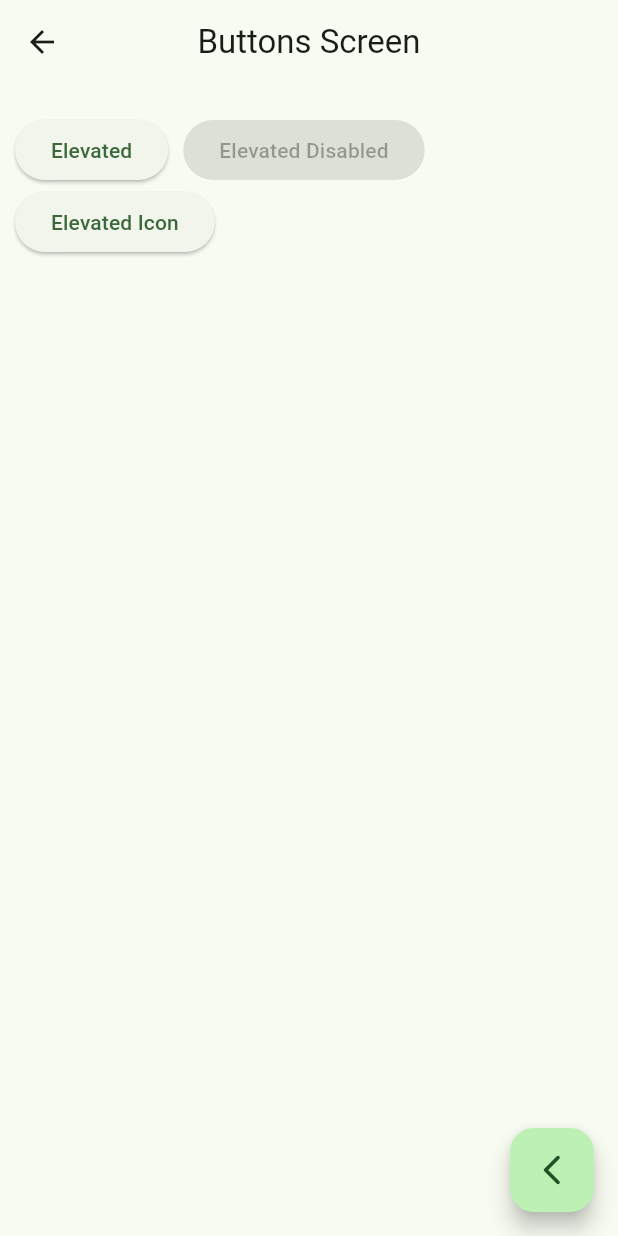
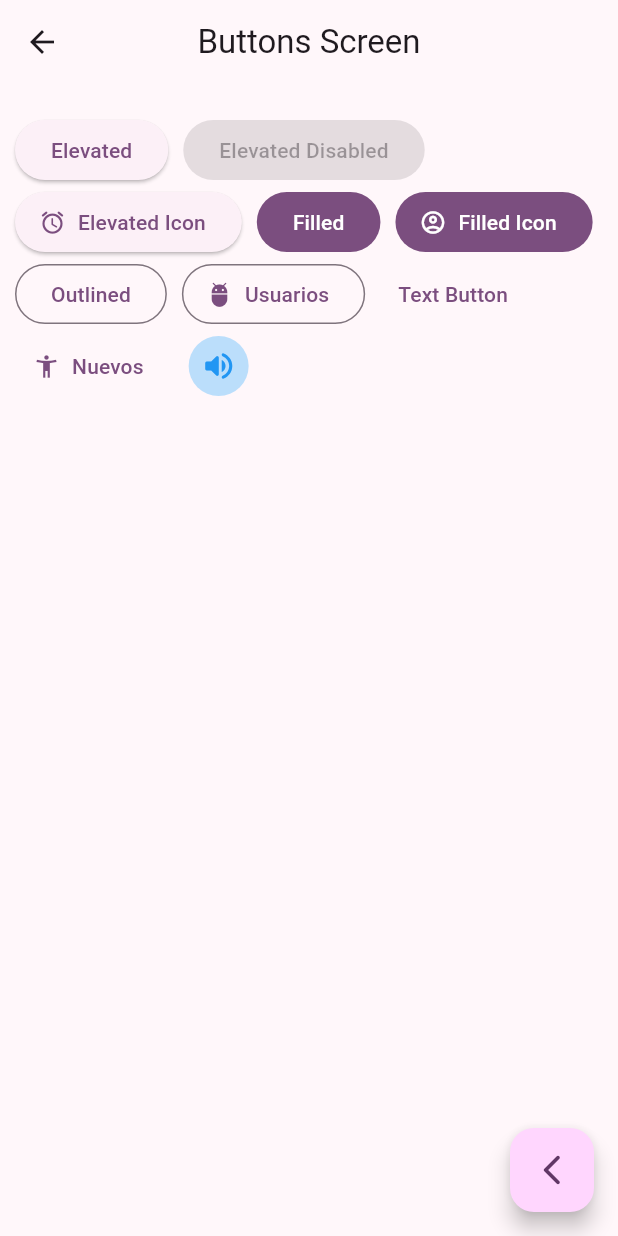
Before and after one commit to ruespe/Flutter, a Flutter app: the screen it shows after launch, after a tap on "Botones", on a phone screen of 412 x 824 dp. Run offline on Flutter 3.47's test engine with Material 3 defaults, Android fonts, the phone set to English and light mode, and no system bars; our stand-ins replace go_router.

Commit message:
Botones PreConfigurados

```diff
--- a/lib/main.dart
+++ b/lib/main.dart
@@ -15,7 +15,7 @@ class MainApp extends StatelessWidget {
     return MaterialApp.router(
       routerConfig: appRouter,
       debugShowCheckedModeBanner: false,
-      theme: AppTheme(selectedColor: 2).getTheme(),
+      theme: AppTheme(selectedColor: 4).getTheme(),
       );
     }
 }
--- a/lib/presentation/screens/buttons/buttons_screen.dart
+++ b/lib/presentation/screens/buttons/buttons_screen.dart
@@ -2,7 +2,6 @@ import 'package:flutter/material.dart';
 import 'package:go_router/go_router.dart';
 
 class ButtonsScreen extends StatelessWidget {
-
   static const name = 'buttons_screen';
 
   const ButtonsScreen({super.key});
@@ -10,12 +9,10 @@ class ButtonsScreen extends StatelessWidget {
   @override
   Widget build(BuildContext context) {
     return Scaffold(
-      appBar: AppBar(
-        title: const Text('Buttons Screen'),
-      ),
+      appBar: AppBar(title: const Text('Buttons Screen')),
       body: _ButtonsView(),
       floatingActionButton: FloatingActionButton(
-        child:  Icon(Icons.arrow_back_ios_new_rounded),
+        child: Icon(Icons.arrow_back_ios_new_rounded),
         onPressed: () {
           context.pop();
         },
@@ -25,19 +22,55 @@ class ButtonsScreen extends StatelessWidget {
 }
 
 class _ButtonsView extends StatelessWidget {
-  const _ButtonsView( );
+  const _ButtonsView();
 
   @override
   Widget build(BuildContext context) {
-    return Padding(
+    return SizedBox(
+      width: double.infinity,
+      child: Padding(
         padding: const EdgeInsets.symmetric(horizontal: 10, vertical: 20),
         child: Wrap(
           spacing: 10,
           children: [
             ElevatedButton(onPressed: () {}, child: const Text('Elevated')),
-          const ElevatedButton(onPressed: null, child: Text('Elevated Disabled')),
-          ElevatedButton.icon(onPressed: () {}, label: const Text('Elevated Icon'))
+            const ElevatedButton(
+              onPressed: null,
+              child: Text('Elevated Disabled'),
+            ),
+            ElevatedButton.icon(
+              onPressed: () {},
+              icon: const Icon(Icons.access_alarm_rounded),
+              label: const Text('Elevated Icon'),
+            ),
+            FilledButton(onPressed: () {}, child: const Text('Filled')),
+            FilledButton.icon(
+              onPressed: () {},
+              icon: const Icon(Icons.account_circle_outlined),
+              label: const Text('Filled Icon'),
+            ),
+            OutlinedButton(onPressed: () {}, child: const Text('Outlined')),
+            OutlinedButton.icon(
+              onPressed: () {},
+              icon: const Icon(Icons.adb_rounded),
+              label: const Text('Usuarios'),
+            ),
+            TextButton(onPressed: () {}, child: const Text('Text Button')),
+            TextButton.icon(
+              onPressed: () {},
+              icon: const Icon(Icons.accessibility_new),
+              label: const Text('Nuevos'),
+            ),
+            IconButton(
+              onPressed: () {},
+              icon: const Icon(Icons.volume_up_rounded),
+              style: ButtonStyle(
+                backgroundColor: WidgetStatePropertyAll(Colors.blue.shade100), // MaterialStateProperty.all is deprecated usar nueva versión
+                iconColor: const WidgetStatePropertyAll(Colors.blue),
+              ),
+            ),
           ],
+        ),
       ),
     );
   }
```
Lines whose indentation alone changed are shown as unchanged.
